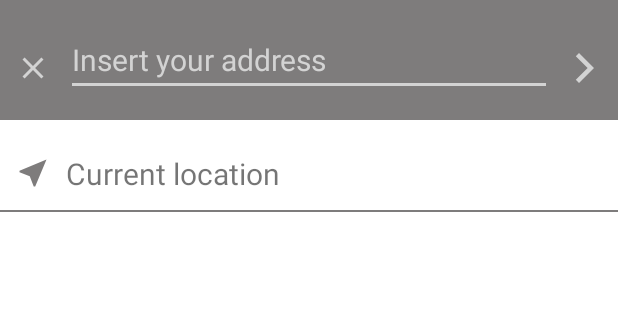
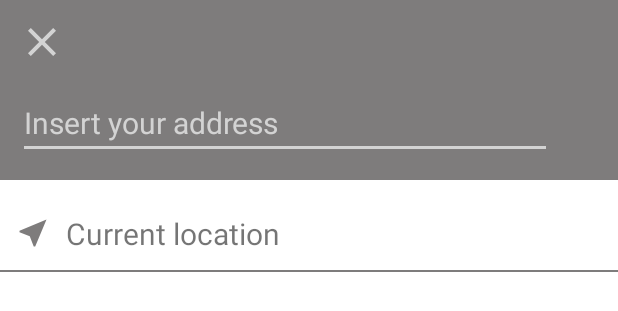
Before and after one commit to EliramElgrably/Rentee, an Android app: the layout fragment_new_rent_address.xml on its own in the app's theme, with its tools: preview values and no code run, on a phone screen of 412 x 824 dp. Shown: the top 311 px of the screen. Run offline under Robolectric (Android 15) with nearby library versions, the phone set to English and light mode, and no system bars.

Commit message:
Fixing some issues with the address fragment

```diff
--- a/app/src/main/AndroidManifest.xml
+++ b/app/src/main/AndroidManifest.xml
@@ -12,7 +12,8 @@
         android:theme="@style/Theme.Rentee">
         <activity
             android:name=".MainActivity"
-            android:label="@string/app_name">
+            android:label="@string/app_name"
+            android:windowSoftInputMode="adjustNothing">
             <intent-filter>
                 <action android:name="android.intent.action.MAIN" />
 
--- a/app/src/main/res/drawable/ic_baseline_close_24.xml
+++ b/app/src/main/res/drawable/ic_baseline_close_32.xml
@@ -1,5 +1,5 @@
-<vector android:height="24dp" android:tint="@color/light_gray"
+<vector android:height="32dp" android:tint="@color/light_gray"
     android:viewportHeight="24" android:viewportWidth="24"
-    android:width="24dp" xmlns:android="http://schemas.android.com/apk/res/android">
+    android:width="32dp" xmlns:android="http://schemas.android.com/apk/res/android">
     <path android:fillColor="@color/light_gray" android:pathData="M19,6.41L17.59,5 12,10.59 6.41,5 5,6.41 10.59,12 5,17.59 6.41,19 12,13.41 17.59,19 19,17.59 13.41,12z"/>
 </vector>
--- a/app/src/main/res/layout/fragment_new_rent_address.xml
+++ b/app/src/main/res/layout/fragment_new_rent_address.xml
@@ -18,7 +18,7 @@
         <View
             android:id="@+id/background_view"
             android:layout_width="match_parent"
-            android:layout_height="80dp"
+            android:layout_height="120dp"
             android:background="@color/dark_gray"
             app:layout_constraintEnd_toEndOf="parent"
             app:layout_constraintStart_toStartOf="parent"
@@ -28,10 +28,9 @@
             android:id="@+id/iv_close"
             android:layout_width="wrap_content"
             android:layout_height="wrap_content"
-            android:layout_marginStart="10dp"
-            android:layout_marginTop="10dp"
-            android:src="@drawable/ic_baseline_close_24"
-            app:layout_constraintBottom_toBottomOf="@+id/background_view"
+            android:layout_marginStart="12dp"
+            android:layout_marginTop="12dp"
+            android:src="@drawable/ic_baseline_close_32"
             app:layout_constraintStart_toStartOf="parent"
             app:layout_constraintTop_toTopOf="parent" />
 
@@ -39,29 +38,16 @@
             android:id="@+id/et_address"
             android:layout_width="match_parent"
             android:layout_height="wrap_content"
-            android:layout_marginStart="44dp"
+            android:layout_marginStart="12dp"
             android:layout_marginEnd="44dp"
             android:backgroundTint="@color/light_gray"
             android:hint="@string/address_hint"
             android:textColorHint="@color/light_gray"
-            android:textColor="@color/light_gray"
+            android:textColor="@color/white"
             android:textSize="20sp"
             app:layout_constraintBottom_toBottomOf="@+id/background_view"
-            app:layout_constraintEnd_toStartOf="@id/iv_back"
-            app:layout_constraintStart_toEndOf="@+id/iv_close"
-            app:layout_constraintTop_toTopOf="@+id/background_view" />
-
-        <ImageView
-            android:id="@+id/iv_back"
-            android:layout_width="wrap_content"
-            android:layout_height="wrap_content"
-            android:layout_marginStart="10dp"
-            android:layout_marginTop="10dp"
-            android:layout_marginEnd="10dp"
-            android:src="@drawable/ic_baseline_arrow_forward_ios_24_gray"
-            app:layout_constraintBottom_toBottomOf="@+id/background_view"
-            app:layout_constraintEnd_toEndOf="parent"
-            app:layout_constraintTop_toTopOf="parent" />
+            app:layout_constraintStart_toStartOf="@+id/iv_close"
+            app:layout_constraintTop_toBottomOf="@+id/iv_close" />
 
         <View
             android:id="@+id/self_location_view"
--- a/app/src/main/res/navigation/home.xml
+++ b/app/src/main/res/navigation/home.xml
@@ -15,12 +15,16 @@
             app:enterAnim="@anim/slide_in_right"
             app:exitAnim="@anim/slide_out_left"
             app:popEnterAnim="@anim/slide_in_left"
-            app:popExitAnim="@anim/slide_out_right" />
+            app:popExitAnim="@anim/slide_out_right"
+             />
     </fragment>
 
     <fragment
         android:id="@+id/navigation_new_rent_address"
         android:name="com.example.rentee.ui.home.NewRentAddressFragment"
         android:label="NewRentalFragment" >
+        <action
+            android:id="@+id/action_navigation_new_rent_address_to_navigation_home"
+            app:destination="@id/navigation_home" />
     </fragment>
 </navigation>
--- a/app/src/main/res/values/colors.xml
+++ b/app/src/main/res/values/colors.xml
@@ -9,6 +9,7 @@
     <color name="white">#FFFFFFFF</color>
 
     // Home page
+    <color name="very_light_gray">#E4E3E3</color>
     <color name="light_gray">#D3D3D3</color>
     <color name="dark_gray">#7E7C7C</color>
     <color name="light_gray_ripple">#1FD3D3D3</color>
--- a/app/src/main/res/values/themes.xml
+++ b/app/src/main/res/values/themes.xml
@@ -10,7 +10,9 @@
         <item name="colorSecondaryVariant">@color/teal_700</item>
         <item name="colorOnSecondary">@color/black</item>
         <!-- Status bar color. -->
-        <item name="android:statusBarColor" tools:targetApi="l">?attr/colorPrimaryVariant</item>
+        <item name="android:statusBarColor" tools:targetApi="l">@color/light_gray</item>
         <!-- Customize your theme here. -->
+        <item name="windowActionBar">false</item>
+        <item name="windowNoTitle">true</item>
     </style>
 </resources>
--- a/build.gradle
+++ b/build.gradle
@@ -1,6 +1,6 @@
 // Top-level build file where you can add configuration options common to all sub-projects/modules.
 buildscript {
-    ext.kotlin_version = "1.3.72"
+    ext.kotlin_version = "1.4.32"
     ext.hilt_version = '2.35'
     ext.navigation_version = '2.3.5'
 
@@ -9,7 +9,7 @@ buildscript {
         jcenter()
     }
     dependencies {
-        classpath "com.android.tools.build:gradle:4.1.1"
+        classpath 'com.android.tools.build:gradle:4.1.1'
         classpath "org.jetbrains.kotlin:kotlin-gradle-plugin:$kotlin_version"
         classpath "com.google.dagger:hilt-android-gradle-plugin:$hilt_version"
         classpath "androidx.navigation:navigation-safe-args-gradle-plugin:$navigation_version"
```
Also changed, not shown: app/build.gradle (+5 -6 lines), app/src/main/java/com/example/rentee/MainActivity.kt (+8 -5 lines), app/src/main/java/com/example/rentee/ui/home/NewRentAddressFragment.kt (+11 -0 lines), gradle/wrapper/gradle-wrapper.properties.
